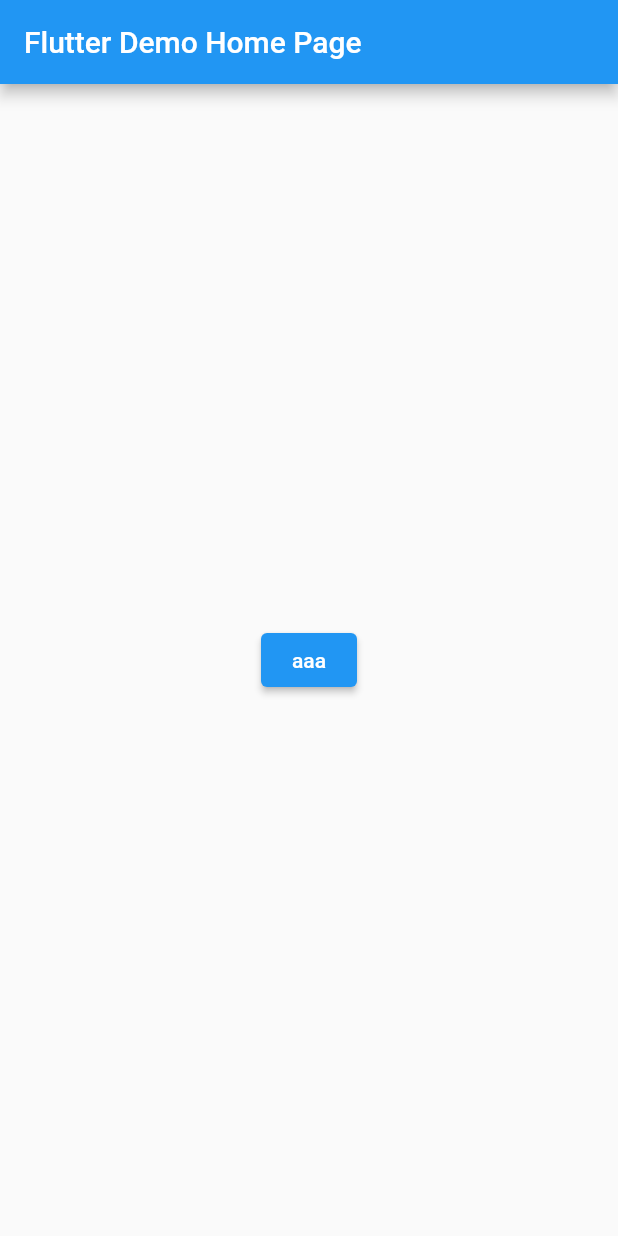
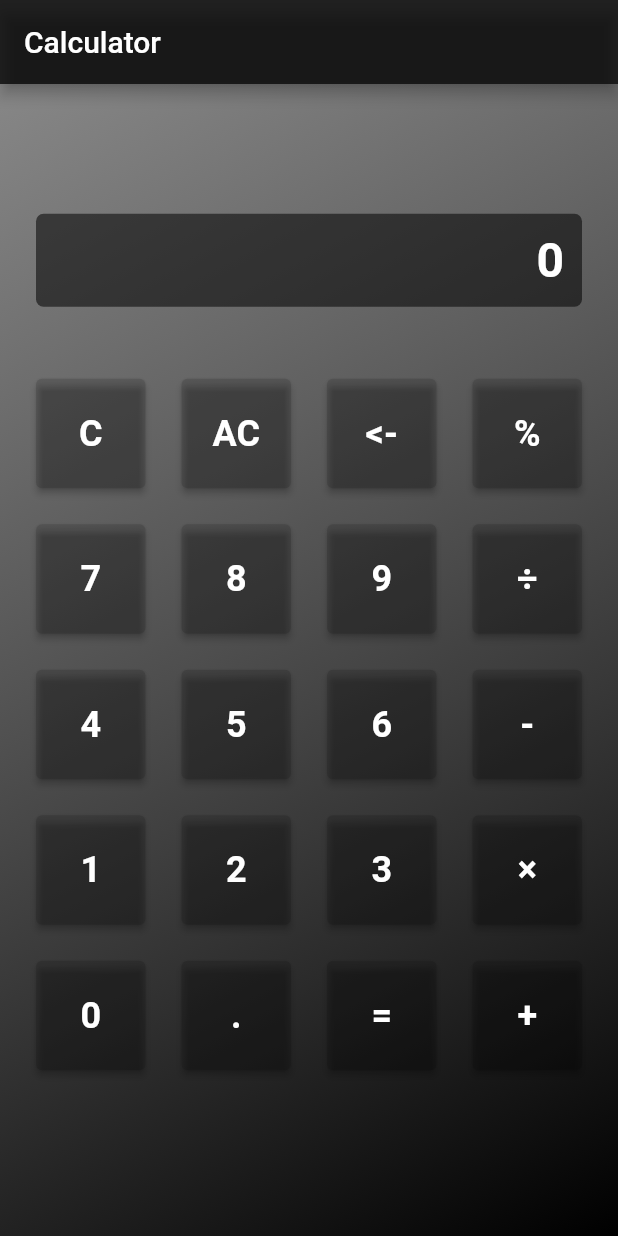
Before and after one commit to AkiUnleash/flutter_calculator, a Flutter app: the screen it shows after launch, on a phone screen of 412 x 824 dp. Run offline on Flutter 3.47's test engine with Material 2 defaults, Android fonts, the phone set to English and light mode, and no system bars.

Commit message:
Building the look and feel.

```diff
--- a/lib/main.dart
+++ b/lib/main.dart
@@ -15,7 +15,7 @@ class MyApp extends StatelessWidget {
       theme: ThemeData(
         primarySwatch: Colors.blue,
       ),
-      home: const MyHomePage(title: 'Flutter Demo Home Page'),
+      home: const MyHomePage(title: 'Calculator'),
     );
   }
 }
@@ -43,13 +43,81 @@ class _MyHomePageState extends State<MyHomePage> {
     return Scaffold(
         appBar: AppBar(
           title: Text(widget.title),
+          backgroundColor: Colors.black87,
         ),
-      body: Center(
+        body: Container(
+            height: double.infinity,
+            width: double.infinity,
+            decoration: BoxDecoration(
+              gradient: LinearGradient(
+                begin: FractionalOffset.topLeft,
+                end: FractionalOffset.bottomRight,
+                colors: [
+                  const Color.fromARGB(255, 106, 106, 106).withOpacity(0.8),
+                  const Color.fromARGB(255, 0, 0, 0).withOpacity(1),
+                ],
+                stops: const [
+                  0.0,
+                  1.0,
+                ],
+              ),
+            ),
+            child: Padding(
+              padding: const EdgeInsets.all(24),
               child: Column(
                 mainAxisAlignment: MainAxisAlignment.center,
-          children: const <Widget>[OriginalButton(text: "aaa",)],
+                children: <Widget>[
+                  Container(
+                    margin: const EdgeInsets.only(bottom: 24),
+                    width: double.infinity,
+                    decoration: BoxDecoration(
+                      color: Colors.black54,
+                      borderRadius: BorderRadius.circular(5),
+                    ),
+                    child: const Padding(
+                      padding: EdgeInsets.all(12),
+                      child: Text(
+                        '0',
+                        textAlign: TextAlign.right,
+                        style: TextStyle(
+                          fontWeight: FontWeight.bold,
+                          fontSize: 32,
+                          color: Colors.white,
                         ),
                       ),
+                    )),
+                  GridView.count(
+                      shrinkWrap: true,
+                      crossAxisCount: 4,
+                      crossAxisSpacing: 24,
+                      mainAxisSpacing: 24,
+                      padding: const EdgeInsets.symmetric(vertical: 24),
+                      children: const [
+                        OriginalButton(text: "C"),
+                        OriginalButton(text: "AC"),
+                        OriginalButton(text: "<-"),
+                        OriginalButton(text: "%"),
+                        OriginalButton(text: "7"),
+                        OriginalButton(text: "8"),
+                        OriginalButton(text: "9"),
+                        OriginalButton(text: "÷"),
+                        OriginalButton(text: "4"),
+                        OriginalButton(text: "5"),
+                        OriginalButton(text: "6"),
+                        OriginalButton(text: "-"),
+                        OriginalButton(text: "1"),
+                        OriginalButton(text: "2"),
+                        OriginalButton(text: "3"),
+                        OriginalButton(text: "×"),
+                        OriginalButton(text: "0"),
+                        OriginalButton(text: "."),
+                        OriginalButton(text: "="),
+                        OriginalButton(text: "+"),
+                      ])
+                ],
+              ),
+            )
+          )
         );
   }
 }
@@ -66,8 +134,16 @@ class OriginalButton extends StatelessWidget {
   Widget build(BuildContext context) {
     return ElevatedButton(
       onPressed: () {},
+      style: ElevatedButton.styleFrom(
+        primary: Colors.black12, //ボタンの背景色
+      ),
       child: Text(
         text,
+          style: const TextStyle(
+            fontWeight: FontWeight.bold,
+            fontSize: 24,
+            color: Colors.white,
+          ),
       ),
     );
   }
```
Lines whose indentation alone changed are shown as unchanged.
